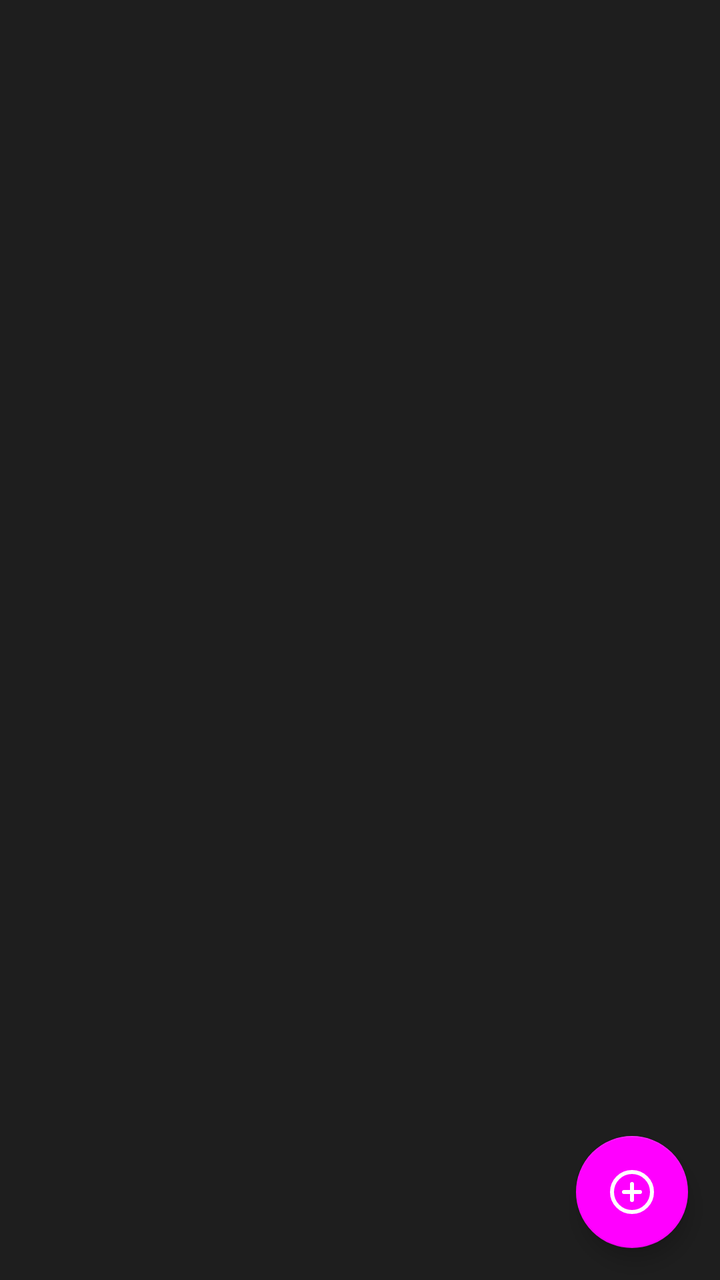
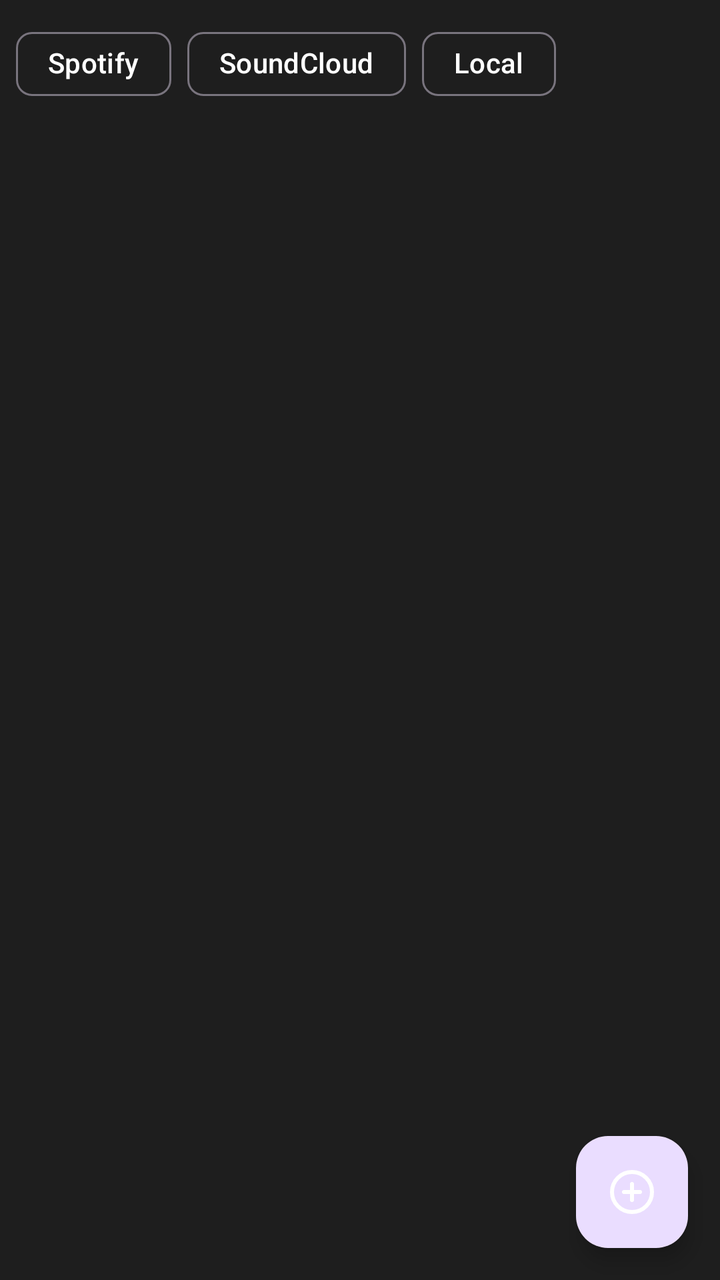

Compare the two renders of this Android layout. The source of the first and the diff that turns it into the second are given below.
<!-- AndroidManifest.xml: application theme AppTheme -->
<!-- res/layout/fragment_library.xml -->
<?xml version="1.0" encoding="utf-8"?>
<androidx.coordinatorlayout.widget.CoordinatorLayout
    xmlns:android="http://schemas.android.com/apk/res/android"
    xmlns:app="http://schemas.android.com/apk/res-auto"
    android:layout_width="match_parent"
    android:layout_height="match_parent"
    android:background="@color/background">

    <androidx.recyclerview.widget.RecyclerView
        android:id="@+id/library_recycler_view"
        android:layout_width="match_parent"
        android:layout_height="match_parent"
        android:clipToPadding="false"
        android:paddingBottom="80dp" />

    <com.google.android.material.floatingactionbutton.FloatingActionButton
        android:id="@+id/fab_add"
        android:layout_width="wrap_content"
        android:layout_height="wrap_content"
        android:layout_gravity="bottom|end"
        android:layout_margin="16dp"
        android:src="@drawable/ic_add"
        android:contentDescription="@string/add_song"
        app:tint="@color/white" />

</androidx.coordinatorlayout.widget.CoordinatorLayout>
<!-- resources referenced by this layout -->
<resources>
  <color name="background">#1E1E1E</color>
  <color name="white">#FFFFFF</color>
  <!-- drawable ic_add (drawable) -->
  <vector xmlns:android="http://schemas.android.com/apk/res/android"
      android:width="24dp"
      android:height="24dp"
      android:viewportWidth="24"
      android:viewportHeight="24">
    <path
        android:pathData="M12,12m-10,0a10,10 0,1 1,20 0a10,10 0,1 1,-20 0"
        android:strokeLineJoin="round"
        android:strokeWidth="2"
        android:fillColor="#00000000"
        android:strokeColor="@color/gray"
        android:strokeLineCap="round"/>
    <path
        android:pathData="M8,12h8"
        android:strokeLineJoin="round"
        android:strokeWidth="2"
        android:fillColor="#00000000"
        android:strokeColor="@color/gray"
        android:strokeLineCap="round"/>
    <path
        android:pathData="M12,8v8"
        android:strokeLineJoin="round"
        android:strokeWidth="2"
        android:fillColor="#00000000"
        android:strokeColor="@color/gray"
        android:strokeLineCap="round"/>
  </vector>
  <string name="add_song">Add Song</string>
  <style name="AppTheme" parent="Theme.MaterialComponents.DayNight.NoActionBar">
          
          <item name="colorPrimary">?attr/primaryColor</item>
          <item name="colorPrimaryVariant">?attr/primaryDarkColor</item>
          <item name="colorOnPrimary">@color/white</item>
  
          <item name="colorSecondary">?attr/accentColor</item>
          <item name="colorSecondaryVariant">?attr/accentColor</item>
          <item name="colorOnSecondary">@color/black</item>
  
          
          <item name="android:windowBackground">@color/background</item>
          <item name="colorSurface">@color/background</item>
          <item name="colorOnSurface">@color/text_primary</item>
  
          
          <item name="android:statusBarColor">?attr/colorPrimary</item>
          <item name="android:navigationBarColor">@color/background</item>
  
          
          <item name="android:textColorPrimary">@color/text_primary</item>
          <item name="android:textColorSecondary">@color/text_secondary</item>
  
          <item name="preferenceTheme">@style/PreferenceThemeOverlay</item>
      </style>
  <color name="gray">#808080</color>
  <color name="black">#000000</color>
  <color name="text_primary">#FFFFFF</color>
  <color name="text_secondary">#757575</color>
  <style name="PreferenceThemeOverlay" parent="Theme.MaterialComponents.DayNight">
          <item name="colorAccent">?attr/accentColor</item>
          <item name="colorControlActivated">?attr/accentColor</item>
      </style>
</resources>

<!-- the commit's change to res/layout/fragment_library.xml (unified diff, before → after) -->
@@ -6,12 +6,50 @@
     android:layout_height="match_parent"
     android:background="@color/background">
 
-    <androidx.recyclerview.widget.RecyclerView
-        android:id="@+id/library_recycler_view"
+    <LinearLayout
         android:layout_width="match_parent"
         android:layout_height="match_parent"
-        android:clipToPadding="false"
-        android:paddingBottom="80dp" />
+        android:orientation="vertical">
+
+        <com.google.android.material.chip.ChipGroup
+            android:id="@+id/chip_group_provider"
+            android:layout_width="match_parent"
+            android:layout_height="wrap_content"
+            android:padding="8dp"
+            app:singleSelection="false"
+            app:selectionRequired="false">
+
+            <com.google.android.material.chip.Chip
+                android:id="@+id/chip_spotify"
+                style="@style/Widget.Material3.Chip.Filter"
+                android:layout_width="wrap_content"
+                android:layout_height="wrap_content"
+                android:text="@string/spotify" />
+
+            <com.google.android.material.chip.Chip
+                android:id="@+id/chip_soundcloud"
+                style="@style/Widget.Material3.Chip.Filter"
+                android:layout_width="wrap_content"
+                android:layout_height="wrap_content"
+                android:text="@string/soundcloud" />
+
+            <com.google.android.material.chip.Chip
+                android:id="@+id/chip_local"
+                style="@style/Widget.Material3.Chip.Filter"
+                android:layout_width="wrap_content"
+                android:layout_height="wrap_content"
+                android:text="@string/local_files" />
+
+        </com.google.android.material.chip.ChipGroup>
+
+        <androidx.recyclerview.widget.RecyclerView
+            android:id="@+id/library_recycler_view"
+            android:layout_width="match_parent"
+            android:layout_height="match_parent"
+            android:clipToPadding="false"
+            android:paddingBottom="80dp" />
+
+    </LinearLayout>
 
     <com.google.android.material.floatingactionbutton.FloatingActionButton
         android:id="@+id/fab_add"
<!-- resource entries referenced after the edit -->
@@ -31,7 +31,10 @@
         android:strokeLineCap="round"/>
   </vector>
   <string name="add_song">Add Song</string>
-  <style name="AppTheme" parent="Theme.MaterialComponents.DayNight.NoActionBar">
+  <string name="local_files">Local</string>
+  <string name="soundcloud">SoundCloud</string>
+  <string name="spotify">Spotify</string>
+  <style name="AppTheme" parent="Theme.Material3.DayNight.NoActionBar">
           
           <item name="colorPrimary">?attr/primaryColor</item>
           <item name="colorPrimaryVariant">?attr/primaryDarkColor</item>
@@ -55,14 +58,21 @@
           <item name="android:textColorSecondary">@color/text_secondary</item>
   
           <item name="preferenceTheme">@style/PreferenceThemeOverlay</item>
+  
+          
+          <item name="colorSecondaryContainer">@color/darkGray</item>
+          <item name="colorOnSecondaryContainer">@color/white</item>
+          <item name="colorSurfaceVariant">@color/darkGray</item>
+          <item name="colorOnSurfaceVariant">@color/white</item>
       </style>
   <color name="gray">#808080</color>
   <color name="black">#000000</color>
   <color name="text_primary">#FFFFFF</color>
   <color name="text_secondary">#757575</color>
-  <style name="PreferenceThemeOverlay" parent="Theme.MaterialComponents.DayNight">
+  <style name="PreferenceThemeOverlay" parent="AppTheme">
           <item name="colorAccent">?attr/accentColor</item>
           <item name="colorControlActivated">?attr/accentColor</item>
       </style>
+  <color name="darkGray">#757575</color>
 </resources>
 
